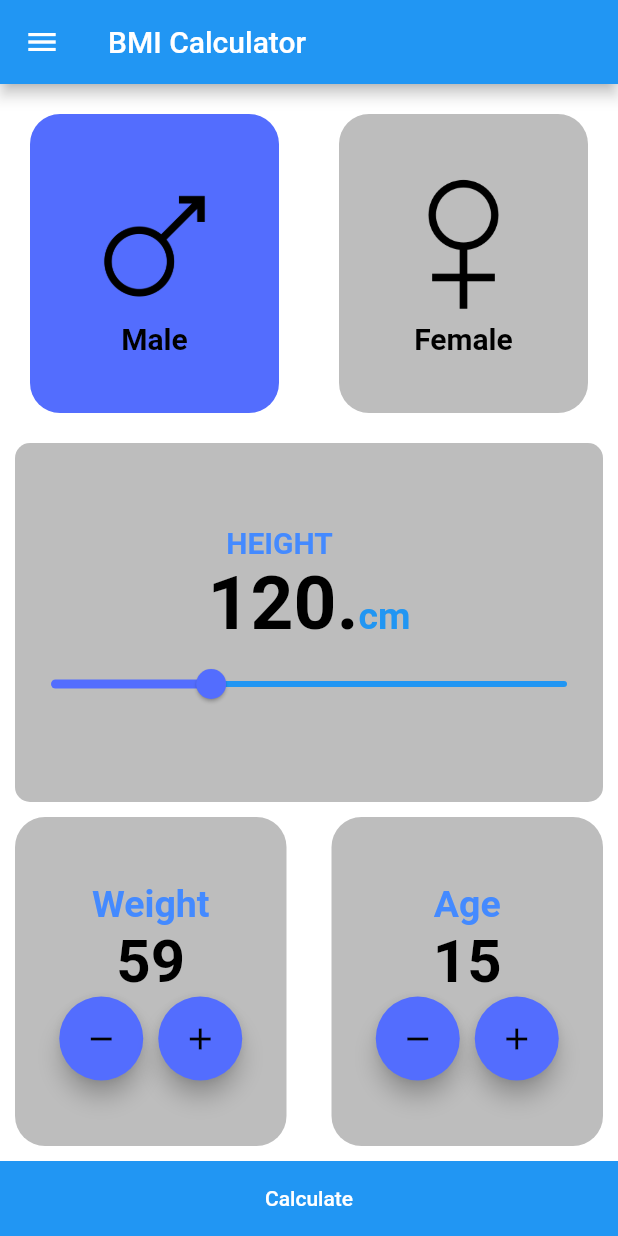
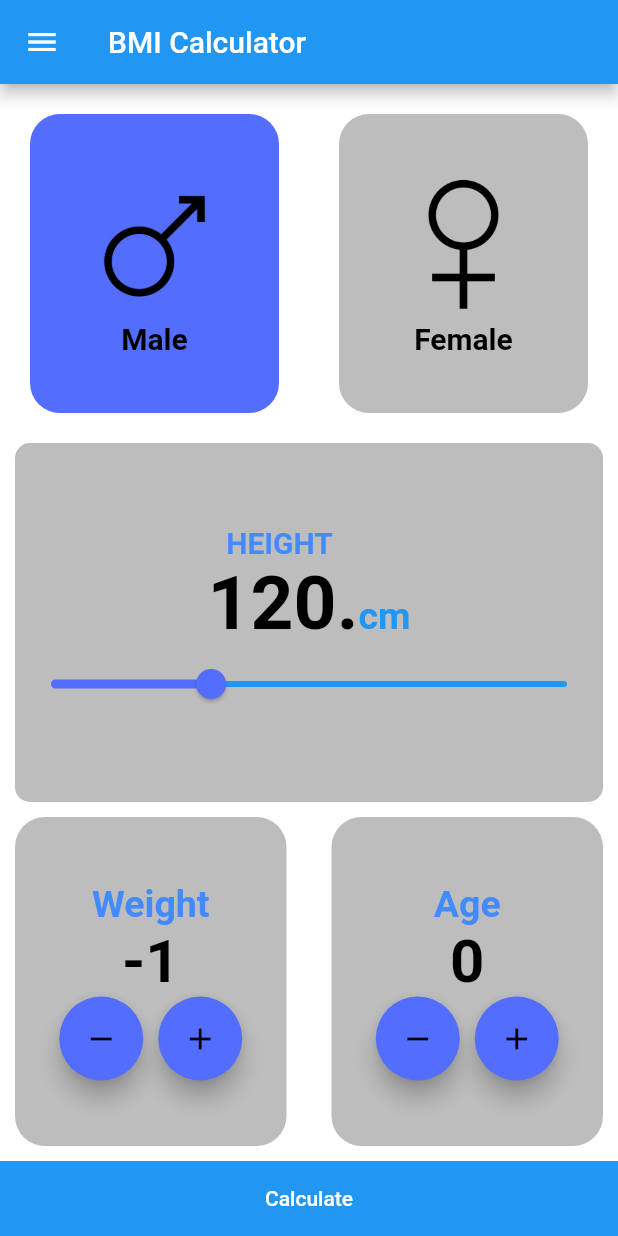
Before and after one commit to HassanEmad0010/BMI_CLACULATOR, a Flutter app: the screen it shows after launch, after a tap on the "remove" icon, on a phone screen of 412 x 824 dp. Run offline on Flutter 3.47's test engine with Material 2 defaults, Android fonts, the phone set to English and light mode, and no system bars; our stand-ins replace flutter_bloc.

Commit message:
Bloc Provider for Age, Weight

```diff
--- /dev/null
+++ b/lib/Cubit/AgeCubit/Age_Cubit.dart
@@ -0,0 +1,34 @@
+import 'package:bmiapp/Cubit/AgeCubit/Age_State.dart';
+import 'package:flutter_bloc/flutter_bloc.dart';
+
+class AgeCubit extends Cubit<AgeState>{
+
+  AgeCubit() : super(InitialAgeState());
+
+
+
+  int num=0;
+
+
+  void getAge ({required int number, required inc_dec,})
+
+  {
+    if (inc_dec =="I")
+      {
+        num+=number;
+        emit(ChangingAgeState());
+      }
+    else if(inc_dec=="D")
+      {
+        num-=number;
+        emit(ChangingAgeState());
+      }
+
+
+
+  }
+
+
+
+
+}
--- /dev/null
+++ b/lib/Cubit/AgeCubit/Age_State.dart
@@ -0,0 +1,8 @@
+
+
+abstract class AgeState {}
+
+
+class InitialAgeState extends AgeState {}
+
+class ChangingAgeState extends AgeState {}
--- /dev/null
+++ b/lib/Cubit/WeightCubit/Weight_Cubit.dart
@@ -0,0 +1,31 @@
+
+import 'package:bmiapp/Cubit/WeightCubit/Weight_State.dart';
+import 'package:flutter_bloc/flutter_bloc.dart';
+
+class WeightCubit extends Cubit<WeightState>{
+
+  WeightCubit():super(InitialWeightState());
+
+  int weight=0;
+  void getWeight ({required int weight,required String inc_dec} ){
+
+    if (inc_dec =="I")
+      {
+        this.weight+=weight;
+      emit(ChangingWeightState());
+      }
+    else if (inc_dec =="D")
+      {
+        this.weight-=weight;
+        emit(ChangingWeightState());
+      }
+
+  }
+
+
+
+
+
+
+
+}
--- /dev/null
+++ b/lib/Cubit/WeightCubit/Weight_State.dart
@@ -0,0 +1,7 @@
+
+
+abstract class WeightState {}
+
+class InitialWeightState extends WeightState {}
+
+class ChangingWeightState extends WeightState {}
--- a/lib/modules/app.dart
+++ b/lib/modules/app.dart
@@ -3,25 +3,24 @@
 //import 'package:flutter/cupertino.dart';
 import 'dart:math';
 
+import 'package:bmiapp/Cubit/AgeCubit/Age_Cubit.dart';
+import 'package:bmiapp/Cubit/AgeCubit/Age_State.dart';
+import 'package:bmiapp/Cubit/WeightCubit/Weight_Cubit.dart';
+import 'package:bmiapp/Cubit/WeightCubit/Weight_State.dart';
 import 'package:bmiapp/componants/componants.sharedcomponant/componant.dart';
 import 'package:flutter/material.dart';
+import 'package:flutter_bloc/flutter_bloc.dart';
 import 'ResualtScreen.dart';
 
-class BMIapp extends StatefulWidget {
-  @override
-  State<BMIapp> createState() => _BMIappState();
-}
-
-class _BMIappState extends State<BMIapp> {
+class BMIapp extends StatelessWidget {
   bool isMale = true;
   double height = 120;
-  int age = 15;
+  int age = 0;
   int weight = 60;
 
   @override
   Widget build(BuildContext context) {
-    return
-      Scaffold(
+    return Scaffold(
       appBar: AppBar(
         leading: const Icon(Icons.menu),
         title: const Text("BMI Calculator"),
@@ -37,14 +36,13 @@ class _BMIappState extends State<BMIapp> {
                       padding: const EdgeInsets.all(20.0),
                       child: GestureDetector(
                         onTap: () {
-                          setState(() {
                           isMale = true;
-                          });
                         },
                         child: Container(
                           decoration: BoxDecoration(
                             borderRadius: BorderRadius.circular(20),
-                            color: isMale ? Colors.indigoAccent : Colors.grey[400],
+                            color:
+                                isMale ? Colors.indigoAccent : Colors.grey[400],
                           ),
                           child: Column(
                             mainAxisAlignment: MainAxisAlignment.center,
@@ -74,14 +72,13 @@ class _BMIappState extends State<BMIapp> {
                       padding: const EdgeInsets.all(20.0),
                       child: GestureDetector(
                         onTap: () {
-                          setState(() {
                           isMale = false;
-                          });
                         },
                         child: Container(
                           decoration: BoxDecoration(
                             borderRadius: BorderRadius.circular(20),
-                            color: isMale ? Colors.grey[400] : Colors.indigoAccent,
+                            color:
+                                isMale ? Colors.grey[400] : Colors.indigoAccent,
                           ),
                           child: Column(
                             mainAxisAlignment: MainAxisAlignment.center,
@@ -99,7 +96,6 @@ class _BMIappState extends State<BMIapp> {
                                     fontSize: 20,
                                     color: Colors.black),
                               ),
-
                             ],
                           ),
                         ),
@@ -153,13 +149,12 @@ class _BMIappState extends State<BMIapp> {
                       ),
                       Slider(
                           inactiveColor: Colors.blue,
-                          activeColor:Colors.indigoAccent ,
+                          activeColor: Colors.indigoAccent,
                           thumbColor: Colors.indigoAccent,
                           value: height,
                           max: 220,
                           min: 75,
                           onChanged: (value) {
-                            setState(() {});
                             height = value;
                             // print(value);
                           })
@@ -175,7 +170,9 @@ class _BMIappState extends State<BMIapp> {
                 child: Row(
                   mainAxisAlignment: MainAxisAlignment.center,
                   children: [
-                    Expanded(
+
+                    BlocBuilder<WeightCubit,WeightState>(
+                      builder:(context,state)=> Expanded(
                         child: Container(
                           decoration: BoxDecoration(
                             borderRadius: BorderRadius.circular(20),
@@ -191,9 +188,8 @@ class _BMIappState extends State<BMIapp> {
                                     fontSize: 25,
                                     color: Colors.blueAccent),
                               ),
-
                               Text(
-                              "$weight",
+                                "${BlocProvider.of<WeightCubit>(context).weight}",
                                 style: const TextStyle(
                                     fontWeight: FontWeight.bold,
                                     fontSize: 40,
@@ -202,43 +198,33 @@ class _BMIappState extends State<BMIapp> {
                               Row(
                                 mainAxisAlignment: MainAxisAlignment.center,
                                 children: [
-
                                   floatingButton(
-                                  iconFloatingButton:Icon(Icons.remove),
-                                floatingFunction:(){
-                                    setState(() {
-                                      weight--;
-                                    });
-                                  } ,),
-
-
-
-
-
+                                    iconFloatingButton: Icon(Icons.remove),
+                                    floatingFunction: () {
+                                     BlocProvider.of<WeightCubit>(context).getWeight(weight: 1, inc_dec: "D");
+                                    },
+                                  ),
                                   const SizedBox(
                                     width: 10,
                                   ),
-
                                   floatingButton(
                                     iconFloatingButton: Icon(Icons.add),
-                                  floatingFunction: (){
-                                    setState(() {
-                                      weight++;
-                                    });
+                                    floatingFunction: () {
+                                      BlocProvider.of<WeightCubit>(context).getWeight(weight: 1, inc_dec: "I");
                                     },
-
                                   ),
-
                                 ],
                               ),
                             ],
                           ),
                         ),
                       ),
+                    ), //for weight cubit, state
                     const SizedBox(
                       width: 30,
                     ),
-                    Expanded(
+                    BlocBuilder<AgeCubit,AgeState>(
+                      builder: (context,state)=>Expanded(
                         child: Container(
                           decoration: BoxDecoration(
                             borderRadius: BorderRadius.circular(20),
@@ -255,7 +241,7 @@ class _BMIappState extends State<BMIapp> {
                                     color: Colors.blueAccent),
                               ),
                               Text(
-                              "$age",
+                                "${BlocProvider.of<AgeCubit>(context).num}",
                                 style: const TextStyle(
                                     fontWeight: FontWeight.bold,
                                     fontSize: 40,
@@ -266,47 +252,30 @@ class _BMIappState extends State<BMIapp> {
                                 children: [
                                   floatingButton(
                                     iconFloatingButton: Icon(Icons.remove),
-                                  floatingFunction: (){
-                                  setState(() {
-                                    age--;
-                                  });
+                                    floatingFunction: () {
+                                      BlocProvider.of<AgeCubit>(context).getAge(number: 1, inc_dec: "D");
                                     },
-
                                   ),
-
-
                                   const SizedBox(
                                     width: 10,
                                   ),
-
                                   floatingButton(
-                                    iconFloatingButton :Icon(Icons.add),
-
-                                    floatingFunction:(){
-                                      setState(() {
-                                        age++;
-                                      });
+                                    iconFloatingButton: Icon(Icons.add),
+                                    floatingFunction: () {
+                                     BlocProvider.of<AgeCubit>(context).getAge(number: 1, inc_dec: "I");
                                     },
-
-
-
                                   ),
-
-
                                 ],
                               ),
                             ],
                           ),
                         ),
-                    )
+                      ),
+                    )        // for age cubit, state
                   ],
                 ),
               ),
             ), //weight age
-
-
-
-
 
             Container(
               width: double.infinity,
@@ -319,18 +288,15 @@ class _BMIappState extends State<BMIapp> {
                       },*/
 
                 onPressed: () {
-                  double res = weight / pow(height/100, 2);
+                  double res = weight / pow(height / 100, 2);
                   print("res is $res");
                   int resInt = res.round();
                   print("res int is $resInt");
 
-
                   Navigator.of(context).push(
                     MaterialPageRoute(builder: (context) {
                       return ResultScreen(
-                          result: resInt,
-                          age: age,
-                          isMale: isMale);
+                          result: resInt, age: age, isMale: isMale);
                     }),
                   );
                   /*
@@ -348,7 +314,7 @@ class _BMIappState extends State<BMIapp> {
             ), //calc button
           ],
         ),
+
     );
-
   }
 }
--- a/pubspec.yaml
+++ b/pubspec.yaml
@@ -29,6 +29,8 @@ environment:
 dependencies:
   flutter:
     sdk: flutter
+
+  flutter_bloc: ^8.1.1
 
 
   # The following adds the Cupertino Icons font to your application.
```
Also changed, not shown: lib/Cubit/HeightCubit/Height_Cubit.dart (added, +32 -0 lines), lib/Cubit/HeightCubit/Weight_State.dart (added, +7 -0 lines), lib/main.dart (+16 -118 lines), pubspec.lock. Lines whose indentation alone changed are shown as unchanged.
